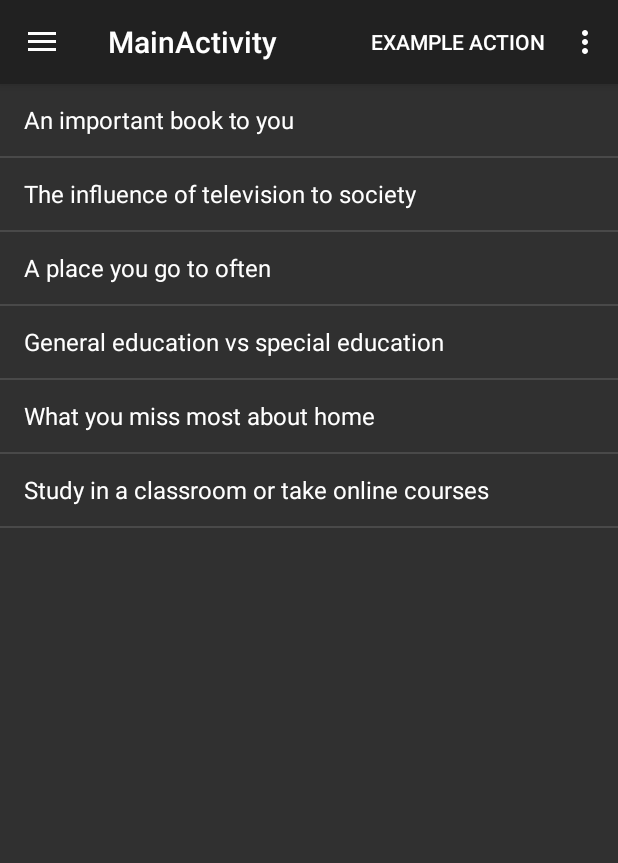
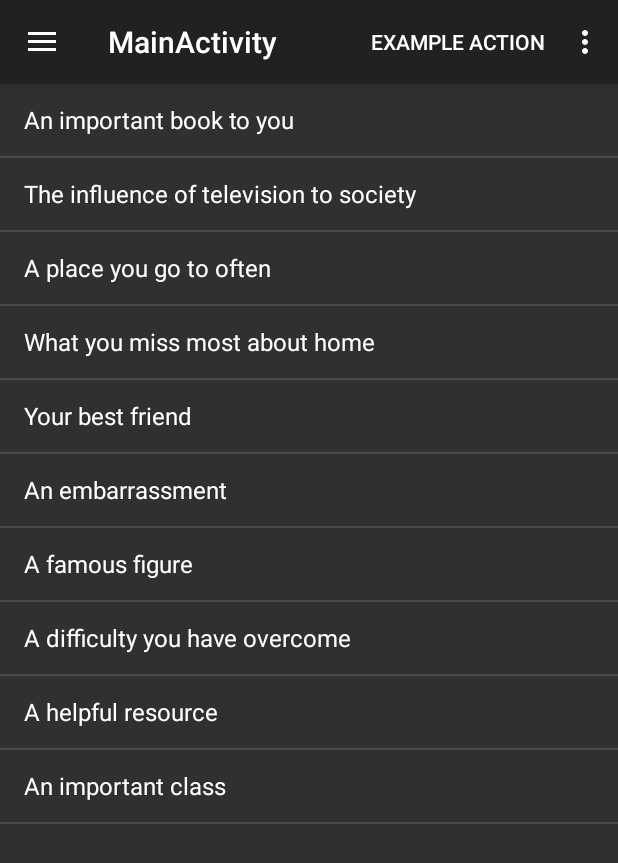
Before and after one commit to mingthor/ToeflAvatar, an Android app: the screen it shows after launch (MainActivity), in the options menu, after a tap on "Settings", on a phone screen of 412 x 824 dp. Shown: the top 863 px of the screen. Run offline under Robolectric (Android 15) with nearby library versions, the phone set to English and light mode, and no system bars.

Commit message:
Enable drawer items to work, so that question 1s and 2s will display separately.

```diff
--- a/app/src/main/java/com/sequoiabridge/captain/toeflavatar/MainActivity.java
+++ b/app/src/main/java/com/sequoiabridge/captain/toeflavatar/MainActivity.java
@@ -13,8 +13,6 @@ import com.sequoiabridge.captain.toeflavatar.data.DummyContent;
 
 public class MainActivity extends AppCompatActivity
         implements NavigationDrawerFragment.NavigationDrawerCallbacks, QuestionListFragment.Callbacks {
-
-    private static boolean mLibraryInitialized = false;
 
     /**
      * Fragment managing the behaviors, interactions and presentation of the navigation drawer.
@@ -40,11 +38,7 @@ public class MainActivity extends AppCompatActivity
                 R.id.navigation_drawer,
                 (DrawerLayout) findViewById(R.id.drawer_layout));
 
-        // populate the data only once
-        if (!mLibraryInitialized) {
-            DummyContent.populateQuestionsList(getResources().getXml(R.xml.data));
-            mLibraryInitialized = true;
-        }
+        DummyContent.populateQuestionsList(getResources().getXml(R.xml.data), 1);
     }
 
     @Override
@@ -52,7 +46,7 @@ public class MainActivity extends AppCompatActivity
         // update the main content by replacing fragments
         FragmentManager fragmentManager = getSupportFragmentManager();
         fragmentManager.beginTransaction()
-                .replace(R.id.container, QuestionListFragment.newInstance(position))
+                .replace(R.id.container, QuestionListFragment.newInstance(position + 1))
                 .commit();
     }
 
--- a/app/src/main/java/com/sequoiabridge/captain/toeflavatar/MediaController.java
+++ b/app/src/main/java/com/sequoiabridge/captain/toeflavatar/MediaController.java
@@ -6,7 +6,7 @@ import android.media.MediaRecorder;
 import android.os.Environment;
 import android.util.Log;
 
-import com.sequoiabridge.captain.toeflavatar.data.RecordingDbHelper;
+import com.sequoiabridge.captain.toeflavatar.data.ToeflAvatarDbHelper;
 
 import java.io.File;
 import java.io.IOException;
@@ -22,12 +22,12 @@ public class MediaController {
     private static MediaPlayer mPlayer = null;
     private static MediaController mInstance = null;
     private String mFileName = null;
-    private RecordingDbHelper mDBHelper = null;
+    private ToeflAvatarDbHelper mDBHelper = null;
     private String mQuestionId;
     private long mStartTime;
 
     private MediaController(Activity activity) {
-        mDBHelper = new RecordingDbHelper(activity);
+        mDBHelper = new ToeflAvatarDbHelper(activity);
     }
 
     public static MediaController getInstance(Activity activity) {
@@ -95,7 +95,7 @@ public class MediaController {
         mRecorder.release();
         mRecorder = null;
 
-        mDBHelper.insert(mQuestionId, STORAGE_PATH, mFileName,
+        mDBHelper.insertRecordingItem(mQuestionId, STORAGE_PATH, mFileName,
                 DateFormat.getDateTimeInstance().format(new Date()),
                 duration);
     }
--- a/app/src/main/java/com/sequoiabridge/captain/toeflavatar/QuestionDetailActivity.java
+++ b/app/src/main/java/com/sequoiabridge/captain/toeflavatar/QuestionDetailActivity.java
@@ -7,6 +7,7 @@ import android.support.v7.app.AppCompatActivity;
 import android.view.MenuItem;
 import android.view.View;
 
+import com.sequoiabridge.captain.toeflavatar.data.DataContract;
 import com.sequoiabridge.captain.toeflavatar.data.DummyContent;
 
 
@@ -24,7 +25,7 @@ public class QuestionDetailActivity extends AppCompatActivity
     private static final String LOG_TAG = "QuestionDetailActivity";
     private QuestionDetailFragment mDetailFragment = null;
     private RecordingDialogFragment mDialogFragment = null;
-    private DummyContent.QuestionItem mItem = null;
+    private DataContract.QuestionItem mItem = null;
 
     @Override
     protected void onCreate(Bundle savedInstanceState) {
--- a/app/src/main/java/com/sequoiabridge/captain/toeflavatar/QuestionDetailFragment.java
+++ b/app/src/main/java/com/sequoiabridge/captain/toeflavatar/QuestionDetailFragment.java
@@ -21,7 +21,7 @@ import android.widget.TextView;
 
 import com.sequoiabridge.captain.toeflavatar.data.DataContract;
 import com.sequoiabridge.captain.toeflavatar.data.DummyContent;
-import com.sequoiabridge.captain.toeflavatar.data.RecordingDbHelper;
+import com.sequoiabridge.captain.toeflavatar.data.ToeflAvatarDbHelper;
 
 import java.io.File;
 
@@ -39,9 +39,9 @@ public class QuestionDetailFragment extends Fragment {
     /**
      * The dummy content this fragment is presenting.
      */
-    private DummyContent.QuestionItem mItem = null;
+    private DataContract.QuestionItem mItem = null;
     private ListView mRecordsListView = null;
-    private RecordingDbHelper mDBHelper = null;
+    private ToeflAvatarDbHelper mDBHelper = null;
     private SimpleCursorAdapter mRecordCursorAdapter = null;
     private View.OnClickListener mOnRecordClickCallback;
 
@@ -103,7 +103,7 @@ public class QuestionDetailFragment extends Fragment {
         } catch (ClassCastException e) {
             throw new ClassCastException(activity.toString() + " must implement View.OnClickListener");
         }
-        mDBHelper = new RecordingDbHelper(activity);
+        mDBHelper = new ToeflAvatarDbHelper(activity);
         Log.d(LOG_TAG, "onAttach");
     }
 
--- a/app/src/main/java/com/sequoiabridge/captain/toeflavatar/QuestionListFragment.java
+++ b/app/src/main/java/com/sequoiabridge/captain/toeflavatar/QuestionListFragment.java
@@ -3,6 +3,7 @@ package com.sequoiabridge.captain.toeflavatar;
 import android.app.Activity;
 import android.os.Bundle;
 import android.support.v4.app.ListFragment;
+import android.util.Log;
 import android.view.View;
 import android.widget.ArrayAdapter;
 import android.widget.ListView;
@@ -66,7 +67,10 @@ public class QuestionListFragment extends ListFragment {
     public void onCreate(Bundle savedInstanceState) {
         super.onCreate(savedInstanceState);
 
-        getResources().getXml(R.xml.data);
+        int type = getArguments() != null ? getArguments().getInt(QuestionType) : 1;
+        Log.d("QuestionListFragment", "type = " + type);
+        DummyContent.populateQuestionsList(getResources().getXml(R.xml.data), type);
+
         // TODO: replace with a real list adapter.
         setListAdapter(new ArrayAdapter<>(
                 getActivity(),
--- a/app/src/main/java/com/sequoiabridge/captain/toeflavatar/data/DataContract.java
+++ b/app/src/main/java/com/sequoiabridge/captain/toeflavatar/data/DataContract.java
@@ -7,7 +7,7 @@ import android.provider.BaseColumns;
  */
 public final class DataContract {
     public static abstract class RecordingEntry implements BaseColumns {
-        public static final String TABLE_NAME ="Recording";
+        public static final String TABLE_NAME = "Recording";
         public static final String COLUMN_NAME_ENTRY_QUESTION_ID = "question_id";
         public static final String COLUMN_NAME_ENTRY_TIMESTAMP = "timestamp";
         public static final String COLUMN_NAME_ENTRY_PATH = "path";
@@ -15,11 +15,36 @@ public final class DataContract {
         public static final String COLUMN_NAME_ENTRY_DURATION = "duration";
     }
 
-    public static abstract class QuestionEntry {
+    public static abstract class QuestionEntry implements BaseColumns {
         public static final String QUESTION_ITEM_NODE_NAME = "item";
         public static final String QUESTION_ITEM_ATTR_ID = "id";
+        public static final String QUESTION_ITEM_ATTR_TYPE = "type";
         public static final String QUESTION_ITEM_ATTR_TITLE = "title";
         public static final String QUESTION_ITEM_ATTR_TITLE_CH = "title_chinese";
         public static final String QUESTION_ITEM_ATTR_CONTENT = "question";
     }
+
+    /**
+     * An item representing a toefl speaking question
+     */
+    public static class QuestionItem {
+        public String id;
+        public String type;
+        public String titleEnglish;
+        public String titleChinese;
+        public String content;
+
+        public QuestionItem() {
+            this.id = null;
+            type = null;
+            titleEnglish = null;
+            titleChinese = null;
+            content = null;
+        }
+
+        @Override
+        public String toString() {
+            return this.titleEnglish;
+        }
+    }
 }
--- a/app/src/main/java/com/sequoiabridge/captain/toeflavatar/data/DummyContent.java
+++ b/app/src/main/java/com/sequoiabridge/captain/toeflavatar/data/DummyContent.java
@@ -1,5 +1,6 @@
 package com.sequoiabridge.captain.toeflavatar.data;
 
+import android.content.Context;
 import android.content.res.XmlResourceParser;
 import android.util.Log;
 
@@ -22,29 +23,37 @@ public class DummyContent {
     /**
      * An array of sample (dummy) items.
      */
-    public static List<QuestionItem> ITEMS = new ArrayList<>();
-
+    public static List<DataContract.QuestionItem> ITEMS = new ArrayList<>();
     /**
      * A map of sample (dummy) items, by ID.
      */
-    public static Map<String, QuestionItem> ITEM_MAP = new HashMap<>();
+    public static Map<String, DataContract.QuestionItem> ITEM_MAP = new HashMap<>();
+    public Context context;
 
-    public static void populateQuestionsList(XmlResourceParser parser) {
+    public DummyContent(Context context) {
+        this.context = context;
+    }
+
+    public static void populateQuestionsList(XmlResourceParser parser, int type) {
         try {
             int eventType = -1;
-            QuestionItem question = null;
+            ITEMS.clear();
+            ITEM_MAP.clear();
+            DataContract.QuestionItem question = null;
             while (eventType != XmlResourceParser.END_DOCUMENT) {
                 String name = parser.getName();
-                Log.d("XML file parser", "name = " + name);
                 switch (eventType) {
                     case XmlResourceParser.START_TAG:
                         Log.d("START_TAG", "START_TAG ");
                         if (name.equals(DataContract.QuestionEntry.QUESTION_ITEM_NODE_NAME)) {
-                            question = new QuestionItem();
+                            question = new DataContract.QuestionItem();
                         } else if (question != null) {
                             switch (name) {
                                 case DataContract.QuestionEntry.QUESTION_ITEM_ATTR_ID:
                                     question.id = parser.nextText();
+                                    break;
+                                case DataContract.QuestionEntry.QUESTION_ITEM_ATTR_TYPE:
+                                    question.type = parser.nextText();
                                     break;
                                 case DataContract.QuestionEntry.QUESTION_ITEM_ATTR_TITLE:
                                     question.titleEnglish = parser.nextText();
@@ -59,7 +68,10 @@ public class DummyContent {
                         }
                         break;
                     case XmlResourceParser.END_TAG:
-                        if (name.equals(DataContract.QuestionEntry.QUESTION_ITEM_NODE_NAME)) {
+                        assert (question != null);
+                        if (name.equals(DataContract.QuestionEntry.QUESTION_ITEM_NODE_NAME) &&
+                                Integer.parseInt(question.type) == type &&
+                                !ITEM_MAP.containsKey(question.id)) {
                             addItem(question);
                             question = null;
                         }
@@ -73,37 +85,12 @@ public class DummyContent {
         }
     }
 
-    private static void addItem(QuestionItem item) {
+    private static void addItem(DataContract.QuestionItem item) {
         ITEMS.add(item);
         ITEM_MAP.put(item.id, item);
+
         Log.d("QuestionItem", item.toString());
     }
 
-    /**
-     * A dummy item representing a piece of content.
-     */
-    public static class QuestionItem {
-        public String id;
-        public String titleEnglish;
-        public String titleChinese;
-        public String content;
 
-        public QuestionItem() {
-            this.id = null;
-            titleEnglish = null;
-            titleChinese = null;
-            content = null;
-        }
-        public QuestionItem(String id, String en, String ch, String content) {
-            this.id = id;
-            this.titleEnglish = en;
-            this.titleChinese = ch;
-            this.content = content;
-        }
-
-        @Override
-        public String toString() {
-            return this.titleEnglish;
-        }
-    }
 }
--- a/app/src/main/java/com/sequoiabridge/captain/toeflavatar/data/RecordingDbHelper.java
+++ b/app/src/main/java/com/sequoiabridge/captain/toeflavatar/data/ToeflAvatarDbHelper.java
@@ -6,16 +6,17 @@ import android.database.sqlite.SQLiteDatabase;
 import android.database.sqlite.SQLiteOpenHelper;
 
 /**
+ * TODO: Make this class a singleton.
  * Database helper
  */
-public class RecordingDbHelper extends SQLiteOpenHelper {
+public class ToeflAvatarDbHelper extends SQLiteOpenHelper {
     // If you change the database schema, you must increment the database version.
     public static final int DATABASE_VERSION = 2;
-    public static final String DATABASE_NAME = "Recording.db";
+    public static final String DATABASE_NAME = "ToeflAvatar.db";
 
     private static final String TEXT_TYPE = " TEXT";
     private static final String COMMA_SEP = ",";
-    private static final String SQL_CREATE_ENTRIES =
+    private static final String SQL_CREATE_RECORDING_ENTRIES =
             "CREATE TABLE " + DataContract.RecordingEntry.TABLE_NAME + " (" +
                     DataContract.RecordingEntry._ID + " INTEGER PRIMARY KEY AUTOINCREMENT," +
                     DataContract.RecordingEntry.COLUMN_NAME_ENTRY_QUESTION_ID + TEXT_TYPE + COMMA_SEP +
@@ -26,35 +27,27 @@ public class RecordingDbHelper extends SQLiteOpenHelper {
                     // Any other options for the CREATE command
                     " )";
 
-    private static final String SQL_DELETE_ENTRIES =
+    private static final String SQL_DELETE_RECORDING_ENTRIES =
             "DROP TABLE IF EXISTS " + DataContract.RecordingEntry.TABLE_NAME;
 
-    public RecordingDbHelper(Context context) {
+    public ToeflAvatarDbHelper(Context context) {
         super(context, DATABASE_NAME, null, DATABASE_VERSION);
     }
     public void onCreate(SQLiteDatabase db) {
-        db.execSQL(SQL_CREATE_ENTRIES);
+        db.execSQL(SQL_CREATE_RECORDING_ENTRIES);
     }
     public void onUpgrade(SQLiteDatabase db, int oldVersion, int newVersion) {
         // This database is only a cache for online data, so its upgrade policy is
         // to simply to discard the data and start over
-        db.execSQL(SQL_DELETE_ENTRIES);
+        db.execSQL(SQL_DELETE_RECORDING_ENTRIES);
         onCreate(db);
     }
     public void onDowngrade(SQLiteDatabase db, int oldVersion, int newVersion) {
         onUpgrade(db, oldVersion, newVersion);
     }
 
-    public void insert(String questionId, String filename, String timestamp) {
-        SQLiteDatabase db = getWritableDatabase();
-        ContentValues values = new ContentValues();
-        values.put(DataContract.RecordingEntry.COLUMN_NAME_ENTRY_QUESTION_ID, questionId);
-        values.put(DataContract.RecordingEntry.COLUMN_NAME_ENTRY_FILENAME, filename);
-        values.put(DataContract.RecordingEntry.COLUMN_NAME_ENTRY_TIMESTAMP, timestamp);
-        db.insert(DataContract.RecordingEntry.TABLE_NAME, null, values);
-    }
-
-    public void insert(String questionId, String path, String filename, String timestamp, long durationInSeconds) {
+    public void insertRecordingItem(String questionId, String path, String filename,
+                                    String timestamp, long durationInSeconds) {
         SQLiteDatabase db = getWritableDatabase();
         ContentValues values = new ContentValues();
         values.put(DataContract.RecordingEntry.COLUMN_NAME_ENTRY_QUESTION_ID, questionId);
--- a/app/src/main/res/values/strings.xml
+++ b/app/src/main/res/values/strings.xml
@@ -3,8 +3,8 @@
     <string name="title_question_detail">Question Detail</string>
     <string name="title_activity_practice">PracticeActivity</string>
 
-    <string name="title_question1">Section 1</string>
-    <string name="title_question2">Section 2</string>
+    <string name="title_question1">Question 1</string>
+    <string name="title_question2">Question 2</string>
 
     <string name="hello_world">Hello world!</string>
 
--- a/app/src/main/res/xml/data.xml
+++ b/app/src/main/res/xml/data.xml
@@ -46,4 +46,112 @@
             details to support your response.
         </question>
     </item>
+    <item>
+        <id>7</id>
+        <type>1</type>
+        <title>Your best friend</title>
+        <title_chinese>你最好的朋友</title_chinese>
+        <question>Who is your best friend? Describe this person and explain why he/she is your best
+            friend.
+        </question>
+    </item>
+    <item>
+        <id>8</id>
+        <type>1</type>
+        <title>An embarrassment</title>
+        <title_chinese>尴尬的经历</title_chinese>
+        <question>Talk about an experience in your life that made you feel embarrassed.
+            Describe it and say why it was embarrassing.
+        </question>
+    </item>
+    <item>
+        <id>9</id>
+        <type>2</type>
+        <title>Study individually vs in groups</title>
+        <title_chinese>自学还是组团学习</title_chinese>
+        <question>Some students study for classes individually. Others study in groups. Which way
+            of studying do you prefer, and why?
+        </question>
+    </item>
+    <item>
+        <id>10</id>
+        <type>2</type>
+        <title>Indoor activities vs outdoor</title>
+        <title_chinese>室内活动还是室外活动</title_chinese>
+        <question>Do you prefer indoor activities or outdoor activities. Use specific details and
+            examples to support your explanation.
+        </question>
+    </item>
+    <item>
+        <id>11</id>
+        <type>2</type>
+        <title>Long trips or short trips</title>
+        <title_chinese>长途旅行还是短途旅行</title_chinese>
+        <question>Do you prefer long-term trips or short term trips? Use specific details and
+            examples to support your explanation.
+        </question>
+    </item>
+    <item>
+        <id>12</id>
+        <type>2</type>
+        <title>Always tell the truth</title>
+        <title_chinese>说真话</title_chinese>
+        <question>Do you agree or disagree that people shuold always tell the truth? Use specific
+            details and examples to support your explanation.
+        </question>
+    </item>
+    <item>
+        <id>13</id>
+        <type>2</type>
+        <title>Television has destroyed communication</title>
+        <title_chinese>电视破坏交流</title_chinese>
+        <question>Do you agree that television has destroyed communication among friends and family?
+            Use specific details and examples to support your explanation.
+        </question>
+    </item>
+    <item>
+        <id>14</id>
+        <type>2</type>
+        <title>Live performance vs on TV</title>
+        <title_chinese>看现场演出还是看电视</title_chinese>
+        <question>Do you prefer going to a live performance or watch it on TV?
+            Use specific details and examples to support your explanation.
+        </question>
+    </item>
+    <item>
+        <id>15</id>
+        <type>1</type>
+        <title>A famous figure</title>
+        <title_chinese>一个名人</title_chinese>
+        <question>Name a famous or influential figure that has inspired you. Describe this person
+            and say why he/she has been inspirational to you.
+        </question>
+    </item>
+    <item>
+        <id>16</id>
+        <type>1</type>
+        <title>A difficulty you have overcome</title>
+        <title_chinese>克服困难的经历</title_chinese>
+        <question>Talk about a difficulty you have overcome in your life. Describe the experience
+            and say why it was difficult to overcome.
+        </question>
+    </item>
+    <item>
+        <id>17</id>
+        <type>1</type>
+        <title>A helpful resource</title>
+        <title_chinese>有帮助的资源</title_chinese>
+        <question>Tell me about a time when you used a resource to help you do something better
+            than before. Describe it and explain why it was helpful to you.
+        </question>
+    </item>
+    <item>
+        <id>18</id>
+        <type>1</type>
+        <title>An important class</title>
+        <title_chinese>一堂重要的课</title_chinese>
+        <question>Describe a class you have taken in school and explain why the class was
+            important to you. Include details and examples to support your explanation
+        </question>
+    </item>
 </questions>
```
